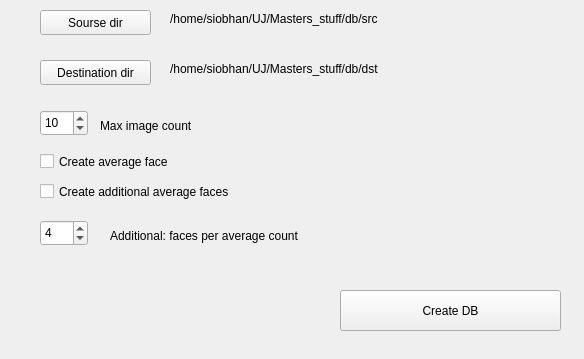
Above: dbcreationwindow.ui from Platash/Reco_3 before the change. Below: the same form after it.
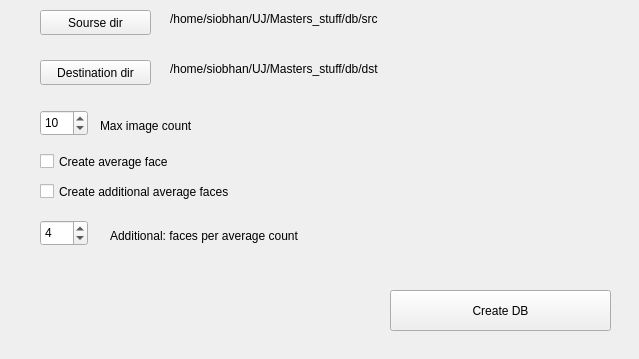
That is the form after the change.

```diff
--- a/dbcreationwindow.ui
+++ b/dbcreationwindow.ui
@@ -6,7 +6,7 @@
    <rect>
     <x>0</x>
     <y>0</y>
-    <width>584</width>
+    <width>639</width>
     <height>359</height>
    </rect>
   </property>
@@ -109,7 +109,7 @@
   <widget class="QPushButton" name="b_create_db">
    <property name="geometry">
     <rect>
-     <x>340</x>
+     <x>390</x>
      <y>290</y>
      <width>221</width>
      <height>41</height>
@@ -148,10 +148,10 @@
   <widget class="QLabel" name="l_info">
    <property name="geometry">
     <rect>
-     <x>260</x>
-     <y>130</y>
-     <width>301</width>
-     <height>71</height>
+     <x>360</x>
+     <y>120</y>
+     <width>261</width>
+     <height>51</height>
     </rect>
    </property>
    <property name="text">
```
